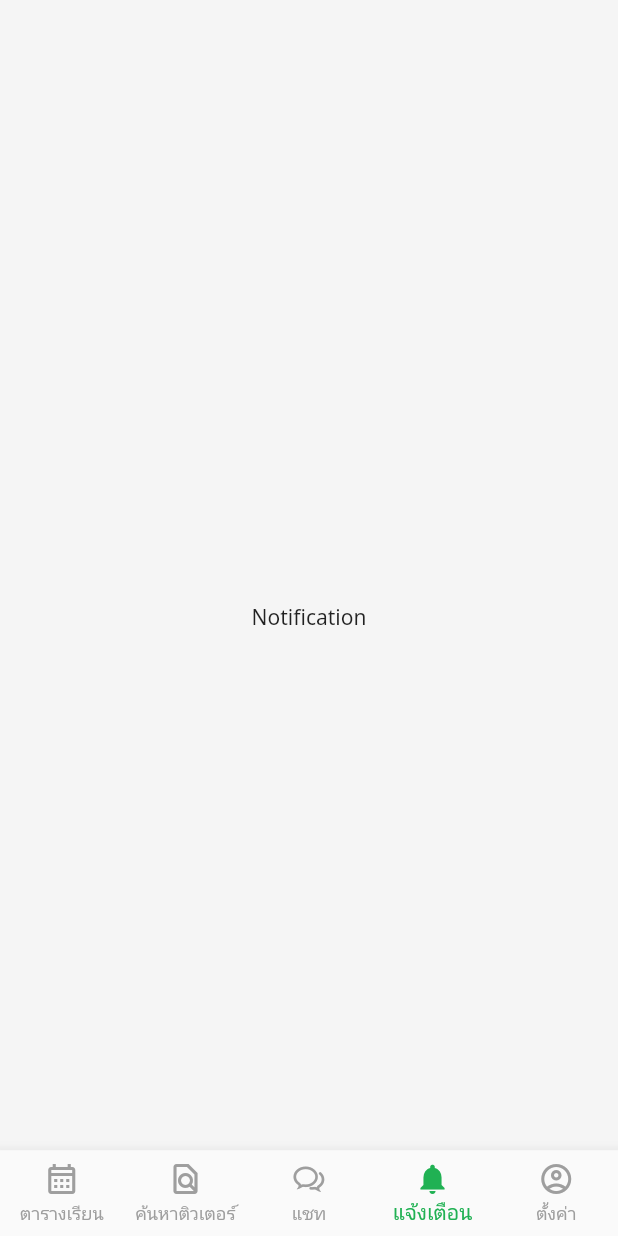
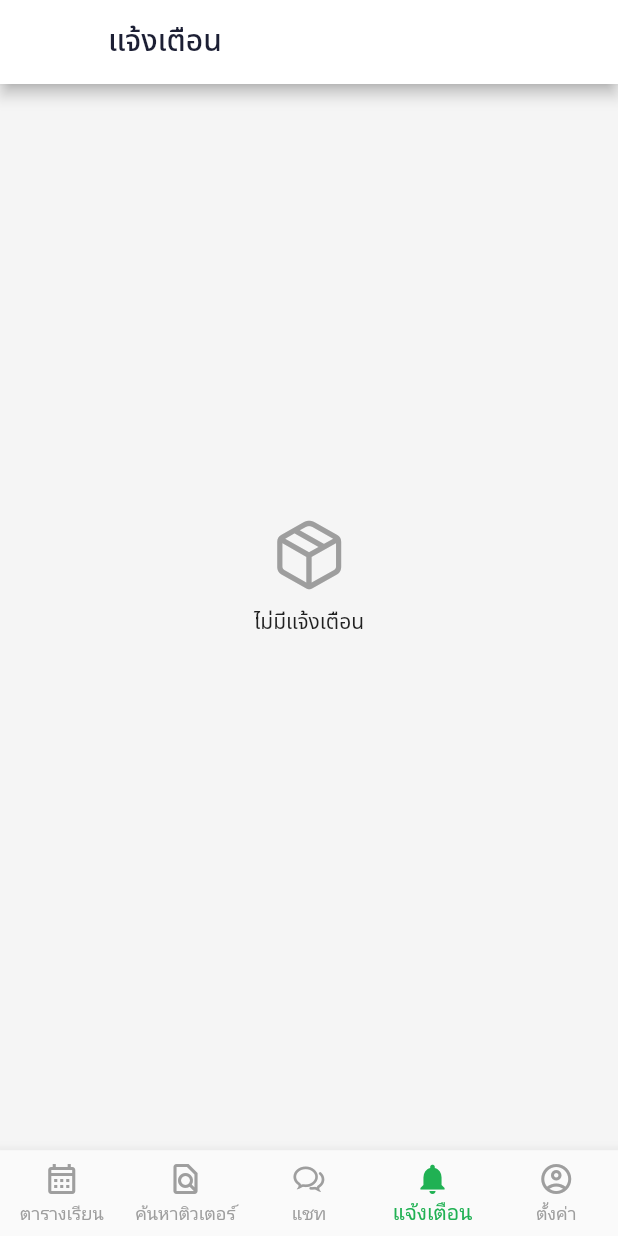
Before and after one commit to Pisanuwat-B/solve-student, a Flutter app: the Nav screen opened directly, item 4 of the bottom bar chosen, on a phone screen of 412 x 824 dp. Run offline on Flutter 3.47's test engine with Material 2 defaults, Android fonts, the phone set to English and light mode, and no system bars; our stand-ins replace cached_network_image, carousel_slider, cloud_firestore, dots_indicator, emoji_picker_flutter, file_picker and 17 more; missing offline and left inert: number_paginator, speech_balloon, videosdk; accounts and stored records are empty; network calls fail; Roboto replaces fonts that are missing (Kanit); project files that could hold a hidden picture were left out.

Commit message:
clean app for review.

```diff
--- /dev/null
+++ b/lib/feature/notification/notification_page.dart
@@ -0,0 +1,44 @@
+import 'package:flutter/cupertino.dart';
+import 'package:flutter/material.dart';
+import 'package:solve_student/constants/theme.dart';
+import 'package:solve_student/widgets/sizer.dart';
+
+class NotificationPage extends StatefulWidget {
+  const NotificationPage({Key? key}) : super(key: key);
+
+  @override
+  _NotificationPageState createState() => _NotificationPageState();
+}
+
+class _NotificationPageState extends State<NotificationPage> {
+  @override
+  Widget build(BuildContext context) {
+    return Scaffold(
+      appBar: AppBar(
+        backgroundColor: Colors.white,
+        title: const Text(
+          'แจ้งเตือน',
+          style: TextStyle(
+            color: appTextPrimaryColor,
+          ),
+        ),
+      ),
+      body: Container(
+        width: Sizer(context).w,
+        height: Sizer(context).h,
+        child: Column(
+          children: [
+            SizedBox(height: Sizer(context).h * 0.35),
+            Icon(
+              CupertinoIcons.cube_box,
+              size: 50,
+              color: Colors.grey,
+            ),
+            SizedBox(height: 10),
+            Text("ไม่มีแจ้งเตือน")
+          ],
+        ),
+      ),
+    );
+  }
+}
--- a/lib/nav.dart
+++ b/lib/nav.dart
@@ -9,6 +9,7 @@ import 'package:solve_student/feature/class/pages/class_list_page.dart';
 import 'package:solve_student/feature/course_live/pages/course_live_page.dart';
 import 'package:solve_student/feature/home/pages/home_page.dart';
 import 'package:solve_student/feature/my_course/pages/my_course_page.dart';
+import 'package:solve_student/feature/notification/notification_page.dart';
 import 'package:solve_student/feature/profile/pages/profile_page.dart';
 
 import 'authentication/service/auth_provider.dart';
@@ -35,7 +36,7 @@ class _NavState extends State<Nav> with TickerProviderStateMixin {
     StudentScreen(),
     ClassListPage(),
     const ChatListPage(),
-    const Center(child: Text("Notification")),
+    const NotificationPage(),
     const ProfilePage(),
   ];
 
--- a/pubspec.yaml
+++ b/pubspec.yaml
@@ -23,6 +23,7 @@ dependencies:
   firebase_storage: ^11.2.1
   uuid: ^3.0.4
   google_sign_in: ^6.1.2
+  sign_in_with_apple: ^5.0.0
   flutter_keyboard_visibility: ^5.4.1
   shared_preferences: ^2.1.1
   provider: ^6.0.5
```
Also changed, not shown: lib/authentication/pages/login_page.dart (+47 -5 lines), lib/authentication/service/auth_provider.dart (+12 -10 lines), lib/feature/profile/pages/profile_page.dart (+20 -20 lines), lib/widgets/show_my_id_widget.dart (+18 -18 lines), assets/images/ic_apple.png (added), pubspec.lock, 3 other files.
